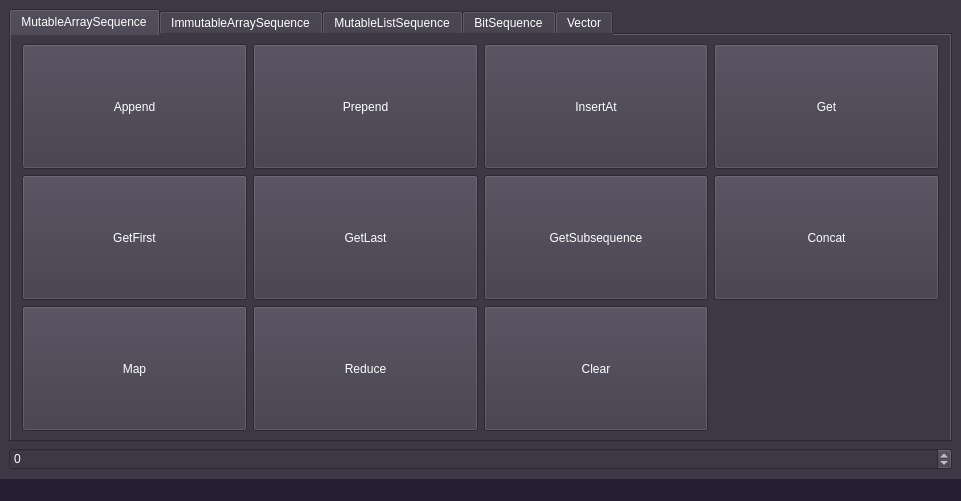
This is gui/mainwindow.ui in WwWwIvanwWwW/lab2 as Qt 5 draws it before an edit. The edited form follows.
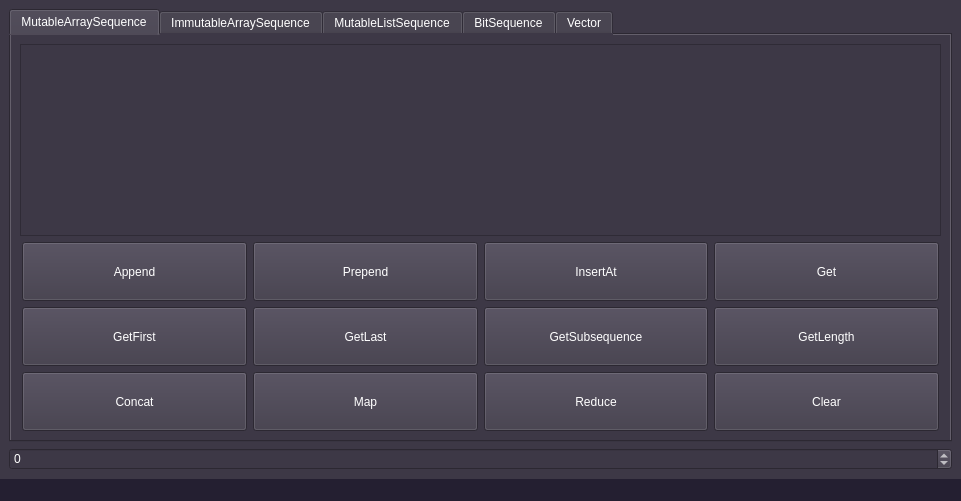
This is the edited form. The open tabs and pages were chosen to show the change.

Commit message: Now qt MutableArraySequence: Append, Prepend, GetFirst, GetLast, GetLength, Clear. Works.

```diff
--- a/gui/mainwindow.ui
+++ b/gui/mainwindow.ui
@@ -20,7 +20,8 @@
    <string>Sequence Tester</string>
   </property>
   <property name="styleSheet">
-   <string notr="true">background-color: rgb(36, 31, 49);</string>
+   <string notr="true">background-color: rgb(36, 31, 49);
+color: rgb(255, 255, 255);</string>
   </property>
   <property name="toolButtonStyle">
    <enum>Qt::ToolButtonIconOnly</enum>
@@ -49,7 +50,7 @@
         <string>MutableArraySequence</string>
        </attribute>
        <layout class="QGridLayout" name="gridLayout_8">
-        <item row="0" column="0">
+        <item row="1" column="0">
          <layout class="QGridLayout" name="gridLayout" rowstretch="1,0,0" columnstretch="1,0,0,0">
           <property name="sizeConstraint">
            <enum>QLayout::SetDefaultConstraint</enum>
@@ -66,8 +67,8 @@
           <property name="spacing">
            <number>6</number>
           </property>
-          <item row="0" column="2">
-           <widget class="QPushButton" name="pushButton_4">
+          <item row="1" column="1">
+           <widget class="QPushButton" name="GetLast">
             <property name="sizePolicy">
              <sizepolicy hsizetype="Expanding" vsizetype="Expanding">
               <horstretch>1</horstretch>
@@ -78,87 +79,7 @@
              <string notr="true">color: rgb(255, 255, 255);</string>
             </property>
             <property name="text">
-             <string>InsertAt</string>
-            </property>
-           </widget>
-          </item>
-          <item row="1" column="3">
-           <widget class="QPushButton" name="pushButton_9">
-            <property name="sizePolicy">
-             <sizepolicy hsizetype="Expanding" vsizetype="Expanding">
-              <horstretch>1</horstretch>
-              <verstretch>1</verstretch>
-             </sizepolicy>
-            </property>
-            <property name="styleSheet">
-             <string notr="true">color: rgb(255, 255, 255);</string>
-            </property>
-            <property name="text">
-             <string>Concat</string>
-            </property>
-           </widget>
-          </item>
-          <item row="0" column="0">
-           <widget class="QPushButton" name="pushButton">
-            <property name="sizePolicy">
-             <sizepolicy hsizetype="Expanding" vsizetype="Expanding">
-              <horstretch>1</horstretch>
-              <verstretch>1</verstretch>
-             </sizepolicy>
-            </property>
-            <property name="styleSheet">
-             <string notr="true">color: rgb(255, 255, 255);</string>
-            </property>
-            <property name="text">
-             <string>Append</string>
-            </property>
-           </widget>
-          </item>
-          <item row="2" column="1">
-           <widget class="QPushButton" name="pushButton_11">
-            <property name="sizePolicy">
-             <sizepolicy hsizetype="Expanding" vsizetype="Expanding">
-              <horstretch>1</horstretch>
-              <verstretch>1</verstretch>
-             </sizepolicy>
-            </property>
-            <property name="styleSheet">
-             <string notr="true">color: rgb(255, 255, 255);</string>
-            </property>
-            <property name="text">
-             <string>Reduce</string>
-            </property>
-           </widget>
-          </item>
-          <item row="2" column="0">
-           <widget class="QPushButton" name="pushButton_10">
-            <property name="sizePolicy">
-             <sizepolicy hsizetype="Expanding" vsizetype="Expanding">
-              <horstretch>1</horstretch>
-              <verstretch>1</verstretch>
-             </sizepolicy>
-            </property>
-            <property name="styleSheet">
-             <string notr="true">color: rgb(255, 255, 255);</string>
-            </property>
-            <property name="text">
-             <string>Map</string>
-            </property>
-           </widget>
-          </item>
-          <item row="0" column="3">
-           <widget class="QPushButton" name="pushButton_5">
-            <property name="sizePolicy">
-             <sizepolicy hsizetype="Expanding" vsizetype="Expanding">
-              <horstretch>1</horstretch>
-              <verstretch>1</verstretch>
-             </sizepolicy>
-            </property>
-            <property name="styleSheet">
-             <string notr="true">color: rgb(255, 255, 255);</string>
-            </property>
-            <property name="text">
-             <string>Get</string>
+             <string>GetLast</string>
             </property>
            </widget>
           </item>
@@ -194,38 +115,6 @@
             </property>
            </widget>
           </item>
-          <item row="2" column="2">
-           <widget class="QPushButton" name="pushButton_2">
-            <property name="sizePolicy">
-             <sizepolicy hsizetype="Expanding" vsizetype="Expanding">
-              <horstretch>1</horstretch>
-              <verstretch>1</verstretch>
-             </sizepolicy>
-            </property>
-            <property name="styleSheet">
-             <string notr="true">color: rgb(255, 255, 255);</string>
-            </property>
-            <property name="text">
-             <string>Clear</string>
-            </property>
-           </widget>
-          </item>
-          <item row="1" column="1">
-           <widget class="QPushButton" name="pushButton_7">
-            <property name="sizePolicy">
-             <sizepolicy hsizetype="Expanding" vsizetype="Expanding">
-              <horstretch>1</horstretch>
-              <verstretch>1</verstretch>
-             </sizepolicy>
-            </property>
-            <property name="styleSheet">
-             <string notr="true">color: rgb(255, 255, 255);</string>
-            </property>
-            <property name="text">
-             <string>GetLast</string>
-            </property>
-           </widget>
-          </item>
           <item row="0" column="1">
            <widget class="QPushButton" name="pushButton_3">
             <property name="sizePolicy">
@@ -242,8 +131,136 @@
             </property>
            </widget>
           </item>
+          <item row="2" column="3">
+           <widget class="QPushButton" name="Clear">
+            <property name="sizePolicy">
+             <sizepolicy hsizetype="Expanding" vsizetype="Expanding">
+              <horstretch>1</horstretch>
+              <verstretch>1</verstretch>
+             </sizepolicy>
+            </property>
+            <property name="styleSheet">
+             <string notr="true">color: rgb(255, 255, 255);</string>
+            </property>
+            <property name="text">
+             <string>Clear</string>
+            </property>
+           </widget>
+          </item>
+          <item row="0" column="3">
+           <widget class="QPushButton" name="Get">
+            <property name="sizePolicy">
+             <sizepolicy hsizetype="Expanding" vsizetype="Expanding">
+              <horstretch>1</horstretch>
+              <verstretch>1</verstretch>
+             </sizepolicy>
+            </property>
+            <property name="styleSheet">
+             <string notr="true">color: rgb(255, 255, 255);</string>
+            </property>
+            <property name="text">
+             <string>Get</string>
+            </property>
+           </widget>
+          </item>
+          <item row="0" column="2">
+           <widget class="QPushButton" name="InsertAt">
+            <property name="sizePolicy">
+             <sizepolicy hsizetype="Expanding" vsizetype="Expanding">
+              <horstretch>1</horstretch>
+              <verstretch>1</verstretch>
+             </sizepolicy>
+            </property>
+            <property name="styleSheet">
+             <string notr="true">color: rgb(255, 255, 255);</string>
+            </property>
+            <property name="text">
+             <string>InsertAt</string>
+            </property>
+           </widget>
+          </item>
+          <item row="0" column="0">
+           <widget class="QPushButton" name="Append">
+            <property name="sizePolicy">
+             <sizepolicy hsizetype="Expanding" vsizetype="Expanding">
+              <horstretch>1</horstretch>
+              <verstretch>1</verstretch>
+             </sizepolicy>
+            </property>
+            <property name="styleSheet">
+             <string notr="true">color: rgb(255, 255, 255);</string>
+            </property>
+            <property name="text">
+             <string>Append</string>
+            </property>
+           </widget>
+          </item>
+          <item row="2" column="2">
+           <widget class="QPushButton" name="Reduce">
+            <property name="sizePolicy">
+             <sizepolicy hsizetype="Expanding" vsizetype="Expanding">
+              <horstretch>1</horstretch>
+              <verstretch>1</verstretch>
+             </sizepolicy>
+            </property>
+            <property name="styleSheet">
+             <string notr="true">color: rgb(255, 255, 255);</string>
+            </property>
+            <property name="text">
+             <string>Reduce</string>
+            </property>
+           </widget>
+          </item>
+          <item row="2" column="1">
+           <widget class="QPushButton" name="Map">
+            <property name="sizePolicy">
+             <sizepolicy hsizetype="Expanding" vsizetype="Expanding">
+              <horstretch>1</horstretch>
+              <verstretch>1</verstretch>
+             </sizepolicy>
+            </property>
+            <property name="styleSheet">
+             <string notr="true">color: rgb(255, 255, 255);</string>
+            </property>
+            <property name="text">
+             <string>Map</string>
+            </property>
+           </widget>
+          </item>
+          <item row="2" column="0">
+           <widget class="QPushButton" name="Concat">
+            <property name="sizePolicy">
+             <sizepolicy hsizetype="Expanding" vsizetype="Expanding">
+              <horstretch>1</horstretch>
+              <verstretch>1</verstretch>
+             </sizepolicy>
+            </property>
+            <property name="styleSheet">
+             <string notr="true">color: rgb(255, 255, 255);</string>
+            </property>
+            <property name="text">
+             <string>Concat</string>
+            </property>
+           </widget>
+          </item>
+          <item row="1" column="3">
+           <widget class="QPushButton" name="GetLength">
+            <property name="sizePolicy">
+             <sizepolicy hsizetype="Expanding" vsizetype="Expanding">
+              <horstretch>1</horstretch>
+              <verstretch>1</verstretch>
+             </sizepolicy>
+            </property>
+            <property name="text">
+             <string>GetLength</string>
+            </property>
+           </widget>
+          </item>
          </layout>
         </item>
+        <item row="0" column="0">
+         <widget class="QTextEdit" name="textEdit"/>
+        </item>
        </layout>
       </widget>
       <widget class="QWidget" name="ImmutableArraySequence">
```
Left out of the diff: 17 changed lines with no effect on the pictures. The commit also changes 4 other files.
